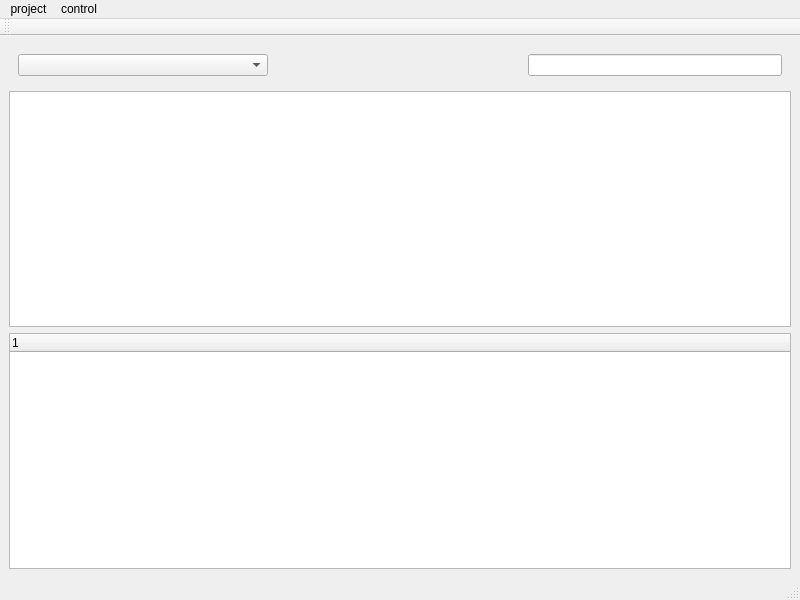
Qt form mainwindow.ui (Gwins7/GSniffer) before a commit.
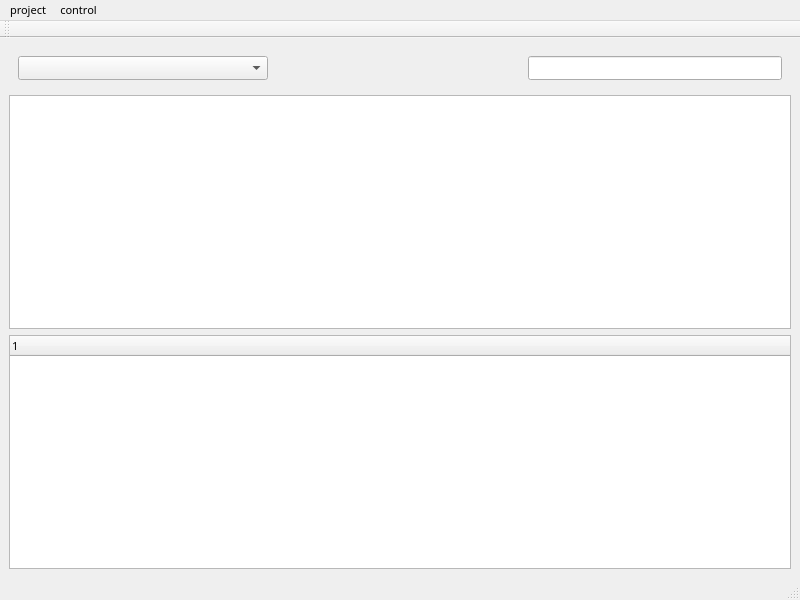
The same form after that commit.

What changed in the file:
```diff
--- a/mainwindow.ui
+++ b/mainwindow.ui
@@ -10,6 +10,12 @@
     <height>600</height>
    </rect>
   </property>
+  <property name="font">
+   <font>
+    <family>Cascadia Mono</family>
+    <pointsize>8</pointsize>
+   </font>
+  </property>
   <property name="windowTitle">
    <string>GSniffer</string>
   </property>
@@ -71,7 +77,7 @@
      <x>0</x>
      <y>0</y>
      <width>800</width>
-     <height>21</height>
+     <height>18</height>
     </rect>
    </property>
    <widget class="QMenu" name="menuproject">
```
